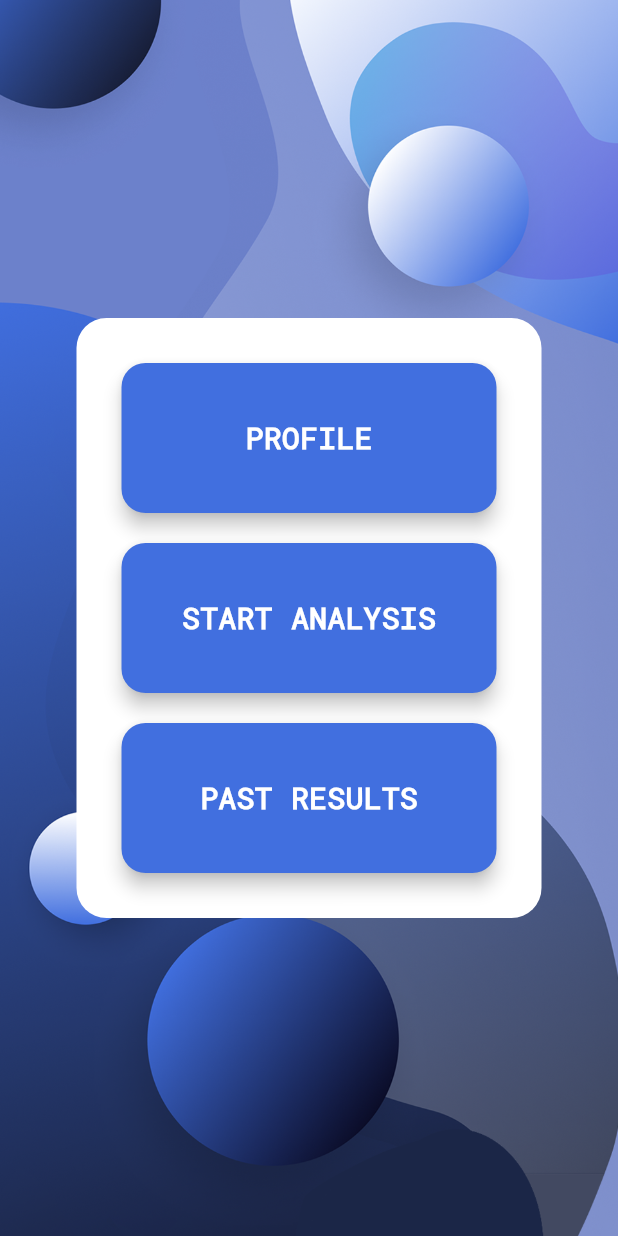
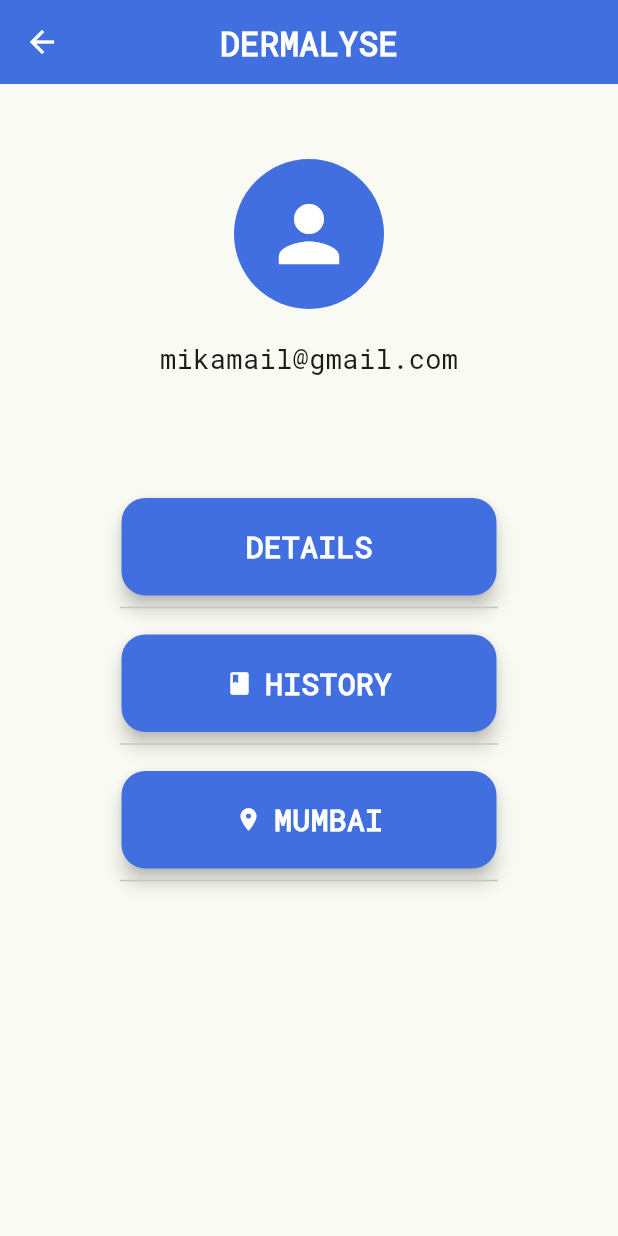
Before and after one commit to ShubHH03/dermalyse, a Flutter app: the NaviPage screen opened directly, after a tap on "PROFILE", on a phone screen of 412 x 824 dp. Run offline on Flutter 3.47's test engine with Material 3 defaults, Android fonts, the phone set to English and light mode, and no system bars; our stand-ins replace icons_plus, image_cropper, image_picker; missing offline and left inert: excel, image_cropper_for_web, image_picker_for_web; project files that could hold a hidden picture were left out.

Commit message:
included profile page

```diff
--- a/lib/screens/navi_page.dart
+++ b/lib/screens/navi_page.dart
@@ -1,5 +1,7 @@
 import 'package:flutter/material.dart';
+import 'package:login_signup/theme/theme.dart';
 import 'package:login_signup/screens/set_photo_screen.dart';
+import 'package:login_signup/screens/profile.dart';
 
 void main() {
   runApp(MyApp());
@@ -46,9 +48,13 @@ class _NaviPageState extends State<NaviPage> {
                 child: Column(
                   mainAxisSize: MainAxisSize.min,
                   children: [
+
                     ElevatedButton(
                       onPressed: () {
-                        // No navigation
+                        Navigator.push(
+                          context,
+                          MaterialPageRoute(builder: (context) => Profile()),
+                        );
                       },
                       style: ElevatedButton.styleFrom(
                         minimumSize: Size(250, 100),
@@ -61,6 +67,8 @@ class _NaviPageState extends State<NaviPage> {
                         ),
                       ),
                     ),
+
+
                     SizedBox(height: 20),
                     ElevatedButton(
                       onPressed: () {
@@ -89,7 +97,7 @@ class _NaviPageState extends State<NaviPage> {
                         minimumSize: Size(250, 100),
                       ),
                       child: Text(
-                        'PAST RESULTS',
+                        'SHARE EXPERIENCE',
                         style: TextStyle(
                           fontSize: 20,
                           fontWeight: FontWeight.bold,
--- /dev/null
+++ b/lib/screens/profile.dart
@@ -0,0 +1,147 @@
+import 'package:flutter/cupertino.dart';
+import 'package:flutter/material.dart';
+import 'package:login_signup/theme/theme.dart';
+
+void main() {
+  runApp(MaterialApp(
+    debugShowCheckedModeBanner: false,
+    title: 'Dermalyse',
+    theme: ThemeData(
+      primarySwatch: Colors.blue,
+    ),
+    home: Profile(), // Replace with your app's home widget
+  ));
+}
+
+class Profile extends StatefulWidget {
+  const Profile({super.key});
+
+  @override
+  State<Profile> createState() => _ProfileState();
+}
+
+class _ProfileState extends State<Profile> {
+  @override
+  Widget build(BuildContext context) {
+    return Scaffold(
+      appBar: AppBar(
+        backgroundColor: lightColorScheme.primary,
+        title: const Text(
+          'DERMALYSE',
+          style: TextStyle(fontWeight: FontWeight.bold, color: Colors.white),
+        ),
+        leading: BackButton(
+          onPressed: () => Navigator.of(context).pop(),
+          color: Colors.white,
+        ),
+        centerTitle: true,
+      ),
+      body: SingleChildScrollView(
+        child: Column(
+          children: [
+            SizedBox(height: 50),
+            CircleAvatar(
+              radius: 50,
+              backgroundColor: lightColorScheme.primary,
+              child: Icon(
+                Icons.person,
+                size: 60,
+                color: Colors.white,
+              ),
+            ),
+            SizedBox(height: 20),
+            Text(
+              'mikamail@gmail.com',
+              style: TextStyle(fontSize: 18),
+            ),
+        Padding(
+          padding: const EdgeInsets.all(80.0),
+          child: Column(
+            mainAxisSize: MainAxisSize.min,
+            children: [
+              // SizedBox(height:0),
+              ElevatedButton(
+                onPressed: () {
+                  Navigator.push(
+                    context,
+                    MaterialPageRoute(builder: (context) => Profile()),
+                  );
+                },
+                style: ElevatedButton.styleFrom(
+                  minimumSize: Size(250, 50),
+                ),
+                child: Text(
+                  'DETAILS',
+                  style: TextStyle(
+                    fontSize: 20,
+                    fontWeight: FontWeight.bold,
+                  ),
+                ),
+              ),
+
+              Divider(),
+              SizedBox(height: 10),
+              ElevatedButton.icon(
+                onPressed: () {
+                  // Navigation
+                },
+                style: ElevatedButton.styleFrom(
+                  minimumSize: Size(250, 50),
+                ),
+                icon: Icon(Icons.book), // Added book icon
+                label: Text(
+                  'HISTORY',
+                  style: TextStyle(
+                    fontSize: 20,
+                    fontWeight: FontWeight.bold,
+                  ),
+                ),
+              ),
+              Divider(),
+              SizedBox(height: 10),
+              ElevatedButton.icon(
+                onPressed: () {
+                  // No navigation
+                },
+                style: ElevatedButton.styleFrom(
+                  minimumSize: Size(250, 50),
+                ),
+                icon: Icon(Icons.location_on), // Added location icon
+                label: Text(
+                  'MUMBAI',
+                  style: TextStyle(
+                    fontSize: 20,
+                    fontWeight: FontWeight.bold,
+                  ),
+                ),
+              ),
+              Divider(),
+            ],
+          ),
+        ),
+          //   SizedBox(height: 50),
+          //   ListTile(
+          //     leading: Icon(Icons.person),
+          //     title: Text('My Details'),
+          //     trailing: Icon(Icons.arrow_forward_ios),
+          //   ),
+          //   Divider(),
+          //   ListTile(
+          //     leading: Icon(Icons.book),
+          //     title: Text('History'),
+          //   ),
+          //   Divider(),
+          //   ListTile(
+          //     leading: Icon(Icons.location_on),
+          //     title: Text('Mumbai'),
+          //   ),
+          //   SizedBox(height: 0),
+          //   Divider(),
+          //   //
+          //
+         ],
+        ),
+      ),
+    );
+  }
+}
```
